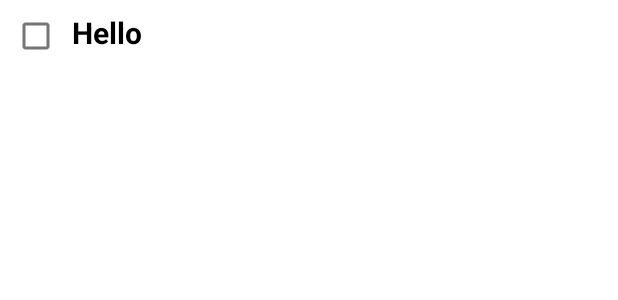
After one commit to Sulaiman2001/MealPlannerApp, an Android app: the layout shopping_list_item.xml on its own in the app's theme, with its tools: preview values and no code run, on a phone screen of 412 x 824 dp. The commit adds this screen. Shown: the top 300 px of the screen. Run offline under Robolectric (Android 15) with nearby library versions, the phone set to English and light mode, and no system bars; network calls fail.

Commit message:
Implemented the shopping list function. When the user adds a meal to their meal planner it will add the ingredients to the shopping list. If the user deletes a meal from the meal planner it will delete it from the shopping list as well as the shopping list fragment

```diff
--- /dev/null
+++ b/app/src/main/res/layout/shopping_list_item.xml
@@ -0,0 +1,31 @@
+<?xml version="1.0" encoding="utf-8"?>
+<!-- shopping_list_item.xml -->
+<LinearLayout
+    xmlns:android="http://schemas.android.com/apk/res/android"
+    android:layout_width="match_parent"
+    android:layout_height="wrap_content"
+    android:orientation="vertical">
+
+    <LinearLayout
+        android:layout_width="wrap_content"
+        android:layout_height="match_parent"
+        android:orientation="horizontal">
+        <CheckBox
+            android:id="@+id/checkBox"
+            android:layout_width="match_parent"
+            android:layout_height="wrap_content"
+            android:backgroundTint="@color/blue"
+            />
+
+        <TextView
+            android:id="@+id/ingredientNameTextView"
+            android:layout_width="wrap_content"
+            android:layout_height="wrap_content"
+            android:fontFamily="sans-serif"
+            android:text="Hello"
+            android:textColor="@color/black"
+            android:textSize="20dp"
+            android:textStyle="bold" />
+    </LinearLayout>
+
+</LinearLayout>
--- a/app/src/main/res/values/colors.xml
+++ b/app/src/main/res/values/colors.xml
@@ -3,7 +3,7 @@
     <color name="purple_200">#FFBB86FC</color>
     <color name="blue">#058CC6</color>
     <color name="purple_700">#FF3700B3</color>
-    <color name="teal_200">#FF03DAC5</color>
+    <color name="blue2">#058CC6</color>
     <color name="teal_700">#FF018786</color>
     <color name="black">#FF000000</color>
     <color name="white">#FFFFFFFF</color>
```
Also changed, not shown: app/src/main/java/uk/ac/aston/cs3mdd/mealplanner/ui/shoppingList/Ingredients.java (added, +14 -0 lines), app/src/main/java/uk/ac/aston/cs3mdd/mealplanner/ui/shoppingList/ShoppingListAdapter.java (added, +50 -0 lines), app/src/main/java/uk/ac/aston/cs3mdd/mealplanner/ui/shoppingList/ShoppingListFragment.java (+97 -35 lines), app/src/main/res/layout/fragment_shopping_list.xml (+14 -6 lines), 3 other files.
